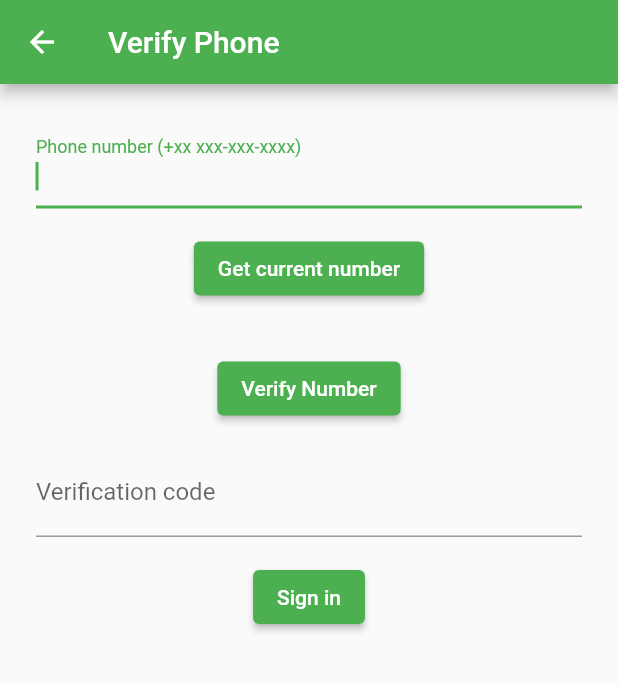
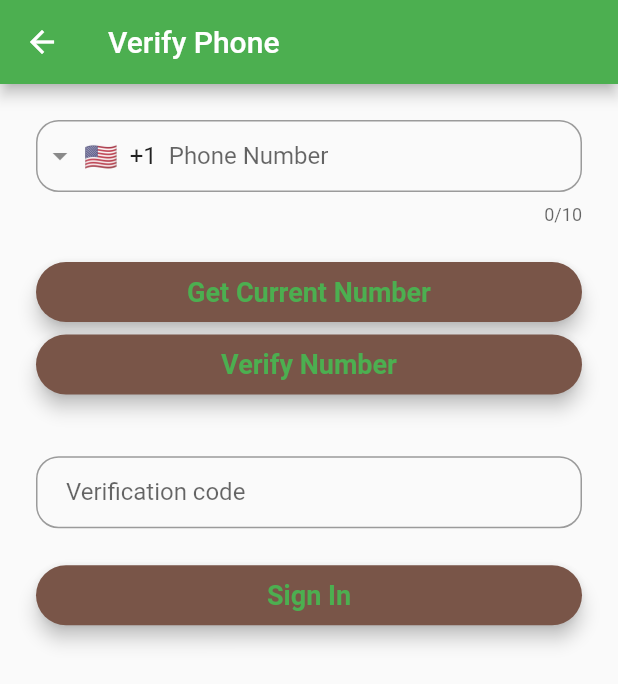
Before and after one commit to Olivi-tech/tailor_app_project, a Flutter app: the PhoneNumberAuth screen opened directly, on a phone screen of 412 x 824 dp. Shown: the top 684 px of the screen. Run offline on Flutter 3.47's test engine with Material 2 defaults, Android fonts, the phone set to English and light mode, and no system bars; drawn by our look-alikes of intl_phone_field; our stand-ins replace awesome_dialog, cloud_firestore, firebase_auth, firebase_core, fluttertoast, font_awesome_flutter and 2 more; missing offline and left inert: flutter_facebook_auth; accounts and stored records are empty; network calls fail.

Commit message:
final project

```diff
--- a/lib/screens/data_check.dart
+++ b/lib/screens/data_check.dart
@@ -5,7 +5,6 @@ import '../account_creations/login.dart';
 
 class DataCheck extends StatelessWidget {
   const DataCheck({Key? key}) : super(key: key);
-  static final User? user = FirebaseAuth.instance.currentUser;
 
   @override
   Widget build(BuildContext context) {
--- a/lib/screens/phone_verification.dart
+++ b/lib/screens/phone_verification.dart
@@ -1,6 +1,9 @@
 import 'package:flutter/material.dart';
 import 'package:firebase_auth/firebase_auth.dart';
+import 'package:flutter/services.dart';
 import 'package:sms_autofill/sms_autofill.dart';
+import 'package:intl_phone_field/intl_phone_field.dart';
+import 'package:tailor_app/utils/widgets.dart';
 
 class PhoneNumberAuth extends StatefulWidget {
   const PhoneNumberAuth({Key? key}) : super(key: key);
@@ -36,6 +39,8 @@ class PhoneNumberAuthState extends State<PhoneNumberAuth> {
 
   @override
   Widget build(BuildContext context) {
+    double width = MediaQuery.of(context).size.width;
+    double height = MediaQuery.of(context).size.height;
     return Scaffold(
         appBar: AppBar(
           title: Text(widget.title),
@@ -46,70 +51,94 @@ class PhoneNumberAuthState extends State<PhoneNumberAuth> {
           child: Padding(
               padding: const EdgeInsets.all(16),
               child: SingleChildScrollView(
-                reverse: true,
                 child: Column(
                   crossAxisAlignment: CrossAxisAlignment.start,
                   children: <Widget>[
                     Form(
                       key: _formKey,
-                      child: TextFormField(
-                        validator: (value) {
-                          if (value == null || value.isEmpty) {
-                            return 'Please enter Phone Number';
-                          }
-                          return null;
-                        },
+                      child: IntlPhoneField(
+                        dropdownTextStyle: const TextStyle(fontSize: 16),
                         controller: _phoneController,
+                        decoration: InputDecoration(
+                            hintText: 'Phone Number',
+                            hintStyle: const TextStyle(fontSize: 16),
+                            contentPadding: const EdgeInsets.only(top: 13),
+                            constraints: const BoxConstraints(maxHeight: 70),
+                            border: OutlineInputBorder(
+                              borderRadius: BorderRadius.circular(15),
+                            )),
+                        keyboardType: TextInputType.phone,
+                        inputFormatters: [
+                          FilteringTextInputFormatter.digitsOnly,
+                        ],
                         autofocus: true,
-                        decoration: const InputDecoration(
-                            //   border: OutlineInputBorder(),
-                            fillColor: Colors.deepOrange,
-                            labelText: 'Phone number (+xx xxx-xxx-xxxx)'),
                       ),
+                      // child: TextFormField(
+                      //   validator: (value) {
+                      //     if (value == null || value.isEmpty) {
+                      //       return 'Please enter Phone Number';
+                      //     }
+                      //     return null;
+                      //   },
+                      //   controller: _phoneController,
+                      //   // autofocus: true,
+                      //   decoration: InputDecoration(
+                      //       border: OutlineInputBorder(
+                      //         borderRadius: BorderRadius.circular(15),
+                      //       ),
+                      //       fillColor: Colors.deepOrange,
+                      //       labelText: 'Phone number (+xx xxx-xxx-xxxx)'),
+                      // ),
                     ),
-                    Container(
-                        padding: const EdgeInsets.symmetric(vertical: 16.0),
-                        alignment: Alignment.center,
-                        child: ElevatedButton(
-                          child: const Text("Get current number"),
-                          onPressed: () async => {
-                            _phoneController.text = (await _smsAutoFill.hint)!
-                          },
-                        )),
-                    Container(
-                      padding: const EdgeInsets.symmetric(vertical: 16.0),
-                      alignment: Alignment.center,
-                      child: ElevatedButton(
-                        child: const Text("Verify Number"),
+                    SizedBox(
+                      height: height * 0.03,
+                    ),
+                    CommonWidgets.customBtn(
+                        name: ('Get Current Number'),
+                        width: width,
+                        height: 40,
+                        onPressed: () async {
+                          _phoneController.text = (await _smsAutoFill.hint)!;
+                        }),
+                    SizedBox(
+                      height: height * 0.01,
+                    ),
+                    CommonWidgets.customBtn(
+                        name: 'Verify Number',
+                        width: width,
+                        height: 40,
                         onPressed: () async {
                           verifyPhoneNumber();
-                        },
-                      ),
+                        }),
+                    SizedBox(
+                      height: height * 0.05,
                     ),
                     TextFormField(
                         controller: _smsController,
-                        decoration: const InputDecoration(
-                          labelText: 'Verification code',
-                          //   border: OutlineInputBorder()
-                        ),
+                        decoration: InputDecoration(
+                            hintText: 'Verification code',
+                            constraints: const BoxConstraints(maxHeight: 50),
+                            contentPadding: const EdgeInsets.only(
+                                left: 20, bottom: 0, top: 15),
+                            border: OutlineInputBorder(
+                                borderRadius: BorderRadius.circular(15))),
                         validator: (value) {
                           if (value == null || value.isEmpty) {
                             return 'Please enter Phone Number';
                           }
                           return null;
                         }),
-                    Container(
-                      padding: const EdgeInsets.only(top: 16.0),
-                      alignment: Alignment.center,
-                      child: ElevatedButton(
-                          onPressed: () async {
-                            await signInWithPhoneNumber();
-                            Navigator.pop(context);
-
-                            // Navigator.pushNamed(context, '/signed_in_page');
-                          },
-                          child: const Text("Sign in")),
+                    SizedBox(
+                      height: height * 0.03,
                     ),
+                    CommonWidgets.customBtn(
+                        name: 'Sign In',
+                        width: width,
+                        height: 40,
+                        onPressed: () async {
+                          await signInWithPhoneNumber();
+                          Navigator.pop(context);
+                        })
                   ],
                 ),
               )),
--- a/lib/utils/widgets.dart
+++ b/lib/utils/widgets.dart
@@ -9,11 +9,11 @@ class CommonWidgets {
     double? fontSize = 18.0,
     double? width,
     FontWeight fontWeight = FontWeight.bold,
-    // Gradient? btnBackGroundGradientColor = const LinearGradient(colors: [
-    //   Colors.deepOrangeAccent,
-    //   Colors.yellow,
-    //   //Colors.indigo
-    // ]),
+    Gradient? btnBackGroundGradientColor = const LinearGradient(colors: [
+      Colors.deepOrangeAccent,
+      Colors.yellow,
+      //Colors.indigo
+    ]),
     Color? btnBackGroundColor = Colors.brown,
     Color? btnTextColor = Colors.green,
     double? height,
@@ -28,7 +28,7 @@ class CommonWidgets {
             elevation: MaterialStateProperty.all(5.0),
             backgroundColor: MaterialStateProperty.all(btnBackGroundColor),
             shape: MaterialStateProperty.all(RoundedRectangleBorder(
-                borderRadius: BorderRadius.circular(50.0))),
+                borderRadius: BorderRadius.circular(20.0))),
             foregroundColor: MaterialStateProperty.all(btnTextColor)),
         child: Text(name,
             style: TextStyle(fontSize: fontSize, fontWeight: fontWeight)),
@@ -45,7 +45,7 @@ class CommonWidgets {
     String? initialValue,
     Widget? suffixWidget,
     TextEditingController? controller,
-    Icon? suffixIcon,
+    IconButton? suffixIcon,
     BoxConstraints? boxConstraints =
         const BoxConstraints(maxHeight: 50, minHeight: 50),
     int? maxLength,
--- a/pubspec.yaml
+++ b/pubspec.yaml
@@ -42,6 +42,7 @@ dependencies:
   awesome_dialog:
   google_fonts:
   fluttertoast:
+  intl_phone_field:
 
   # The following adds the Cupertino Icons font to your application.
   # Use with the CupertinoIcons class for iOS style icons.
```
Also changed, not shown: lib/account_creations/login.dart (+18 -11 lines), lib/account_creations/sign_up.dart (+5 -5 lines), lib/main.dart (+0 -15 lines), lib/screens/dashboard.dart (+103 -103 lines), lib/screens/update_customer.dart (+23 -20 lines), pubspec.lock.
